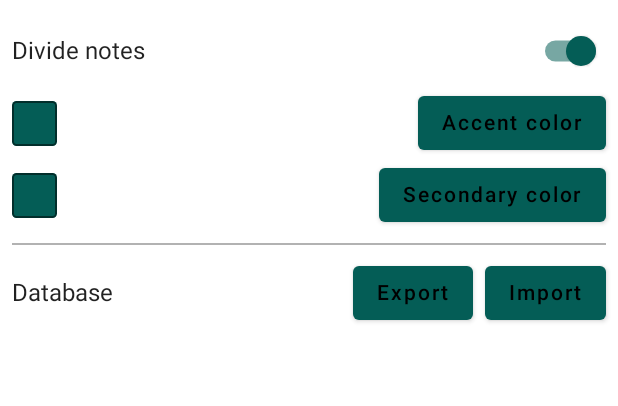
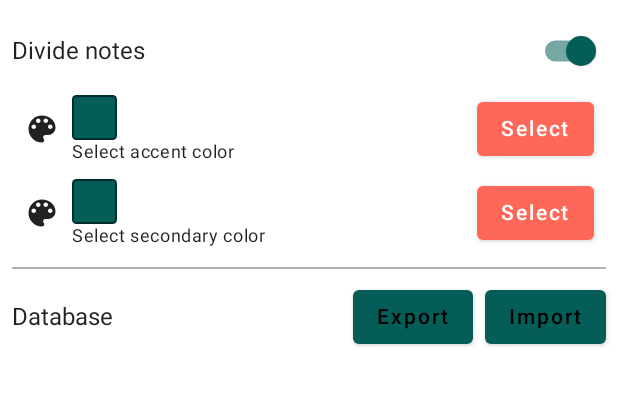
Before and after one commit to anikolsky/Doer, an Android app built with Jetpack Compose: the screen it shows after launch (MainActivity), after a tap on "Settings", on a phone screen of 412 x 824 dp, the part 69-475 px from its top. Run offline under Robolectric (Android 15) with nearby library versions, the phone set to English and light mode, and no system bars; our stand-ins replace Dagger/Hilt's generated code, Room's generated code, accompanist; libraries missing offline, so code that uses them is left out: com.github.skydoves.colorpicker.

Commit message:
changed settings item to reusable composable

```diff
--- a/app/src/main/java/com/omtorney/doer/core/data/RepositoryImpl.kt
+++ b/app/src/main/java/com/omtorney/doer/core/data/RepositoryImpl.kt
@@ -30,7 +30,7 @@ class RepositoryImpl @Inject constructor(
 
     override suspend fun setAccentColor(color: Long) = settingsStore.setAccentColor(color)
 
-    override val getInitialColor = Constants.initialColor
+    override val getInitialColor = Constants.INITIAL_COLOR
 
     override suspend fun setSecondaryColor(color: Long) = settingsStore.setSecondaryColor(color)
 
--- a/app/src/main/java/com/omtorney/doer/notes/presentation/edit/NoteEditViewModel.kt
+++ b/app/src/main/java/com/omtorney/doer/notes/presentation/edit/NoteEditViewModel.kt
@@ -1,9 +1,7 @@
 package com.omtorney.doer.notes.presentation.edit
 
 import androidx.compose.runtime.State
-import androidx.compose.runtime.getValue
 import androidx.compose.runtime.mutableStateOf
-import androidx.compose.runtime.setValue
 import androidx.lifecycle.SavedStateHandle
 import androidx.lifecycle.ViewModel
 import androidx.lifecycle.viewModelScope
@@ -38,13 +36,13 @@ class NoteEditViewModel @Inject constructor(
     val accentColor = settingsUseCases.getAccentColor.invoke().stateIn(
         scope = viewModelScope,
         started = SharingStarted.WhileSubscribed(),
-        initialValue = Constants.initialColor
+        initialValue = Constants.INITIAL_COLOR
     )
 
     val secondaryColor = settingsUseCases.getSecondaryColor.invoke().stateIn(
         scope = viewModelScope,
         started = SharingStarted.WhileSubscribed(),
-        initialValue = Constants.initialColor
+        initialValue = Constants.INITIAL_COLOR
     )
 
     init {
--- a/app/src/main/java/com/omtorney/doer/notes/presentation/home/HomeViewModel.kt
+++ b/app/src/main/java/com/omtorney/doer/notes/presentation/home/HomeViewModel.kt
@@ -32,13 +32,13 @@ class HomeViewModel @Inject constructor(
     val accentColor = settingsUseCases.getAccentColor.invoke().stateIn(
         scope = viewModelScope,
         started = SharingStarted.WhileSubscribed(),
-        initialValue = Constants.initialColor
+        initialValue = Constants.INITIAL_COLOR
     )
 
     val secondaryColor = settingsUseCases.getSecondaryColor.invoke().stateIn(
         scope = viewModelScope,
         started = SharingStarted.WhileSubscribed(),
-        initialValue = Constants.initialColor
+        initialValue = Constants.INITIAL_COLOR
     )
 
     val lineDividerState = settingsUseCases.getLineDivideState.invoke().stateIn(
--- a/app/src/main/java/com/omtorney/doer/notes/util/NotePriority.kt
+++ b/app/src/main/java/com/omtorney/doer/notes/util/NotePriority.kt
@@ -7,8 +7,8 @@ sealed class NotePriority(
     val index: Int = 4,
     val color: Color = Color.Gray
 ) {
-    object High : NotePriority(1, Color(Constants.highPriorityColor))
-    object Medium : NotePriority(2, Color(Constants.mediumPriorityColor))
-    object Low : NotePriority(3, Color(Constants.lowPriorityColor))
+    object High : NotePriority(1, Color(Constants.HIGH_PRIORITY_COLOR))
+    object Medium : NotePriority(2, Color(Constants.MEDIUM_PRIORITY_COLOR))
+    object Low : NotePriority(3, Color(Constants.LOW_PRIORITY_COLOR))
     object No : NotePriority(4, Color.Gray)
 }
--- a/app/src/main/java/com/omtorney/doer/settings/data/SettingsStore.kt
+++ b/app/src/main/java/com/omtorney/doer/settings/data/SettingsStore.kt
@@ -34,7 +34,7 @@ class SettingsStore @Inject constructor(private val context: Context) {
 
     val getAccentColor: Flow<Long> = context.dataStore.data
         .map { preferences ->
-            preferences[ACCENT_COLOR] ?: Constants.initialColor
+            preferences[ACCENT_COLOR] ?: Constants.INITIAL_COLOR
         }
 
     suspend fun setAccentColor(color: Long) {
@@ -45,7 +45,7 @@ class SettingsStore @Inject constructor(private val context: Context) {
 
     val getSecondaryColor: Flow<Long> = context.dataStore.data
         .map { preferences ->
-            preferences[SECONDARY_COLOR] ?: Constants.initialColor
+            preferences[SECONDARY_COLOR] ?: Constants.INITIAL_COLOR
         }
 
     suspend fun setSecondaryColor(color: Long) {
--- a/app/src/main/java/com/omtorney/doer/settings/domain/usecase/GetAccentColor.kt
+++ b/app/src/main/java/com/omtorney/doer/settings/domain/usecase/GetAccentColor.kt
@@ -2,8 +2,11 @@ package com.omtorney.doer.settings.domain.usecase
 
 import com.omtorney.doer.core.domain.Repository
 import kotlinx.coroutines.flow.Flow
+import javax.inject.Inject
 
-class GetAccentColor(private val repository: Repository) {
+class GetAccentColor @Inject constructor(
+    private val repository: Repository
+) {
 
     operator fun invoke(): Flow<Long> {
         return repository.getAccentColor
--- a/app/src/main/java/com/omtorney/doer/settings/domain/usecase/SetAccentColor.kt
+++ b/app/src/main/java/com/omtorney/doer/settings/domain/usecase/SetAccentColor.kt
@@ -1,12 +1,15 @@
 package com.omtorney.doer.settings.domain.usecase
 
+import androidx.compose.ui.graphics.Color
+import androidx.compose.ui.graphics.toArgb
 import com.omtorney.doer.core.domain.Repository
+import javax.inject.Inject
 
-class SetAccentColor(
+class SetAccentColor @Inject constructor(
     private val repository: Repository
 ) {
 
-    suspend operator fun invoke(color: Long) {
-        repository.setAccentColor(color)
+    suspend operator fun invoke(color: Color) {
+        repository.setAccentColor(color.toArgb().toLong())
     }
 }
--- a/app/src/main/java/com/omtorney/doer/settings/domain/usecase/SetSecondaryColor.kt
+++ b/app/src/main/java/com/omtorney/doer/settings/domain/usecase/SetSecondaryColor.kt
@@ -3,8 +3,11 @@ package com.omtorney.doer.settings.domain.usecase
 import androidx.compose.ui.graphics.Color
 import androidx.compose.ui.graphics.toArgb
 import com.omtorney.doer.core.domain.Repository
+import javax.inject.Inject
 
-class SetSecondaryColor(private val repository: Repository) {
+class SetSecondaryColor@Inject constructor(
+    private val repository: Repository
+) {
 
     suspend operator fun invoke(color: Color) {
         repository.setSecondaryColor(color.toArgb().toLong())
--- a/app/src/main/java/com/omtorney/doer/settings/presentation/SettingsScreen.kt
+++ b/app/src/main/java/com/omtorney/doer/settings/presentation/SettingsScreen.kt
@@ -2,6 +2,7 @@ package com.omtorney.doer.settings.presentation
 
 import android.content.res.Configuration.UI_MODE_NIGHT_YES
 import android.widget.Toast
+import androidx.annotation.DrawableRes
 import androidx.compose.foundation.Canvas
 import androidx.compose.foundation.background
 import androidx.compose.foundation.border
@@ -16,6 +17,7 @@ import androidx.compose.ui.Modifier
 import androidx.compose.ui.draw.clip
 import androidx.compose.ui.graphics.Color
 import androidx.compose.ui.platform.LocalContext
+import androidx.compose.ui.res.painterResource
 import androidx.compose.ui.res.stringResource
 import androidx.compose.ui.text.TextStyle
 import androidx.compose.ui.text.font.FontWeight
@@ -25,6 +27,7 @@ import androidx.hilt.navigation.compose.hiltViewModel
 import com.omtorney.doer.R
 import com.omtorney.doer.settings.presentation.components.ColorPickerDialog
 import com.omtorney.doer.core.presentation.theme.DoerTheme
+import com.omtorney.doer.settings.presentation.components.ColorType
 
 @OptIn(ExperimentalMaterialApi::class)
 @Composable
@@ -34,15 +37,14 @@ fun SettingsScreen(
     onClickClose: () -> Unit
 ) {
     val context = LocalContext.current
-    var colorMenuExpanded by remember { mutableStateOf(false) }
     val lineDividerState = viewModel.lineDividerState.collectAsState()
     val accentColor by viewModel.accentColor.collectAsState()
-    val secondaryColor = viewModel.secondaryColor.collectAsState()
+    val secondaryColor by viewModel.secondaryColor.collectAsState()
     var colorPickerOpen by remember { mutableStateOf(false) }
+    var colorType by remember { mutableStateOf<ColorType>(ColorType.Accent) }
 
     val scaffoldState = rememberBottomSheetScaffoldState()
     val coroutineScope = rememberCoroutineScope()
-
 
     BottomSheetScaffold(
         modifier = modifier,
@@ -80,17 +82,49 @@ fun SettingsScreen(
                     checked = lineDividerState.value,
                     onCheckedChange = { viewModel.setLineDividerState(it) }
                 )
-                AccentColorPicker(
-                    color = accentColor,
-                    expanded = colorMenuExpanded,
-                    onClickColorButton = { colorMenuExpanded = true },
-                    onClickDropdownMenuItem = { viewModel.setAccentColor(it) },
-                    onDismissRequest = { colorMenuExpanded = false }
+                /** Accent color */
+                SettingsMenuButton(
+                    icon = R.drawable.round_color,
+                    title = {
+                        Canvas(
+                            modifier = Modifier
+                                .size(30.dp)
+                                .clip(RoundedCornerShape(10))
+                                .border(
+                                    1.dp,
+                                    MaterialTheme.colors.onBackground.copy(alpha = 0.5f),
+                                    RoundedCornerShape(10)
+                                )
+                                .background(color = Color(accentColor))
+                        ) {}
+                    },
+                    subtitle = "Select accent color",
+                    onClick = {
+                        colorPickerOpen = true
+                        colorType = ColorType.Accent
+                    }
                 )
-                SecondaryColorPicker(
-                    accentColor = accentColor,
-                    secondaryColor = secondaryColor.value,
-                    onClickColorButton = { colorPickerOpen = true }
+                /** Secondary color */
+                SettingsMenuButton(
+                    icon = R.drawable.round_color,
+                    title = {
+                        Canvas(
+                            modifier = Modifier
+                                .size(30.dp)
+                                .clip(RoundedCornerShape(10))
+                                .border(
+                                    1.dp,
+                                    MaterialTheme.colors.onBackground.copy(alpha = 0.5f),
+                                    RoundedCornerShape(10)
+                                )
+                                .background(color = Color(secondaryColor))
+                        ) {}
+                    },
+                    subtitle = "Select secondary color",
+                    onClick = {
+                        colorPickerOpen = true
+                        colorType = ColorType.Secondary
+                    }
                 )
                 Divider(
                     modifier = Modifier.padding(vertical = 8.dp),
@@ -110,7 +144,16 @@ fun SettingsScreen(
         if (colorPickerOpen) {
             ColorPickerDialog(
                 accentColor = accentColor,
-                onChooseClick = { viewModel.setSecondaryColor(it) },
+                onChooseClick = { color ->
+                    when (colorType) {
+                        ColorType.Accent -> {
+                            viewModel.setAccentColor(color)
+                        }
+                        ColorType.Secondary -> {
+                            viewModel.setSecondaryColor(color)
+                        }
+                    }
+                },
                 onDismiss = { colorPickerOpen = false }
             )
         }
@@ -118,29 +161,34 @@ fun SettingsScreen(
 }
 
 @Composable
-fun SecondaryColorPicker(
-    accentColor: Long,
-    secondaryColor: Long,
-    onClickColorButton: () -> Unit
+fun SettingsMenuButton(
+    @DrawableRes icon: Int,
+    title: @Composable () -> Unit,
+    subtitle: String,
+    onClick: () -> Unit,
+    modifier: Modifier = Modifier
 ) {
-    Row(verticalAlignment = Alignment.CenterVertically) {
-        Canvas(
+    Row(
+        verticalAlignment = Alignment.CenterVertically,
+        modifier = modifier.padding(horizontal = 8.dp, vertical = 4.dp)
+    ) {
+        Icon(
+            painter = painterResource(id = icon),
+            contentDescription = subtitle
+        )
+        Column(
             modifier = Modifier
-                .size(30.dp)
-                .clip(RoundedCornerShape(10))
-                .border(
-                    1.dp,
-                    MaterialTheme.colors.onBackground.copy(alpha = 0.5f),
-                    RoundedCornerShape(10)
-                )
-                .background(Color(secondaryColor))
-        ) {}
-        Spacer(modifier = Modifier.weight(1f))
+                .weight(1f)
+                .padding(horizontal = 8.dp)
+        ) {
+            title()
+            Text(text = subtitle, style = MaterialTheme.typography.caption)
+        }
         Button(
-            onClick = onClickColorButton,
-            colors = ButtonDefaults.buttonColors(Color(accentColor))
+            onClick = onClick,
+            colors = ButtonDefaults.buttonColors(MaterialTheme.colors.primary)
         ) {
-            Text(text = "Secondary color")
+            Text(text = "Select")
         }
     }
 }
@@ -193,88 +241,6 @@ fun LineDividerSwitcher(
     }
 }
 
-@Composable
-fun AccentColorPicker(
-    color: Long,
-    expanded: Boolean,
-    onClickColorButton: () -> Unit,
-    onClickDropdownMenuItem: (Long) -> Unit,
-    onDismissRequest: () -> Unit
-) {
-    Row(verticalAlignment = Alignment.CenterVertically) {
-        Canvas(
-            modifier = Modifier
-                .size(30.dp)
-                .clip(RoundedCornerShape(10))
-                .border(
-                    1.dp,
-                    MaterialTheme.colors.onBackground.copy(alpha = 0.5f),
-                    RoundedCornerShape(10)
-                )
-                .background(Color(color))
-        ) {}
-        Spacer(modifier = Modifier.weight(1f))
-        Box {
-            Button(
-                onClick = onClickColorButton,
-                colors = ButtonDefaults.buttonColors(Color(color))
-            ) {
-                Text(text = "Accent color")
-            }
-            DropdownMenu(
-                expanded = expanded,
-                onDismissRequest = onDismissRequest
-            ) {
-                DropdownMenuItem(
-                    onClick = {
-                        onClickDropdownMenuItem(0xFF4D4D5A)
-                        onDismissRequest()
-                    },
-                    modifier = Modifier.background(Color(0xFF33333D))
-                ) {
-                    Text(text = "Grey")
-                }
-                DropdownMenuItem(
-                    onClick = {
-                        onClickDropdownMenuItem(0xFFFFCF44)
-                        onDismissRequest()
-                    },
-                    modifier = Modifier.background(Color(0xFFFFCF44))
-                ) {
-                    Text(text = "Yellow")
-                }
-                DropdownMenuItem(
-                    onClick = {
-                        onClickDropdownMenuItem(0xFFFF6859)
-                        onDismissRequest()
-                    },
-                    modifier = Modifier.background(Color(0xFFFF6859))
-                ) {
-                    Text(text = "Orange")
-                }
-                DropdownMenuItem(
-                    onClick = {
-                        onClickDropdownMenuItem(0xFF045D56)
-                        onDismissRequest()
-                    },
-                    modifier = Modifier.background(Color(0xFF045D56))
-                ) {
-                    Text(text = "Dark Green")
-                }
-                DropdownMenuItem(
-                    onClick = {
-                        onClickDropdownMenuItem(0xFF173d96)
-                        onDismissRequest()
-                    },
-                    modifier = Modifier.background(Color(0xFF173d96))
-                ) {
-                    Text(text = "Dark Blue")
-                }
-            }
-        }
-    }
-}
-
 @Preview(showBackground = true, widthDp = 320, uiMode = UI_MODE_NIGHT_YES)
 @Composable
 fun SettingsScreenPreview() {
--- a/app/src/main/java/com/omtorney/doer/settings/presentation/SettingsViewModel.kt
+++ b/app/src/main/java/com/omtorney/doer/settings/presentation/SettingsViewModel.kt
@@ -30,13 +30,13 @@ class SettingsViewModel @Inject constructor(
     val accentColor = settingsUseCases.getAccentColor.invoke().stateIn(
         scope = viewModelScope,
         started = SharingStarted.WhileSubscribed(),
-        initialValue = Constants.initialColor
+        initialValue = Constants.INITIAL_COLOR
     )
 
     val secondaryColor = settingsUseCases.getSecondaryColor.invoke().stateIn(
         scope = viewModelScope,
         started = SharingStarted.WhileSubscribed(),
-        initialValue = Constants.initialColor
+        initialValue = Constants.INITIAL_COLOR
     )
 
     val lineDividerState = settingsUseCases.getLineDivideState.invoke().stateIn(
@@ -49,7 +49,7 @@ class SettingsViewModel @Inject constructor(
         settingsUseCases.setLineDivideState(state)
     }
 
-    fun setAccentColor(color: Long) = viewModelScope.launch {
+    fun setAccentColor(color: Color) = viewModelScope.launch {
         settingsUseCases.setAccentColor(color)
     }
 
--- a/app/src/main/java/com/omtorney/doer/settings/presentation/components/ColorPickerDialog.kt
+++ b/app/src/main/java/com/omtorney/doer/settings/presentation/components/ColorPickerDialog.kt
@@ -92,3 +92,8 @@ fun ColorPickerDialog(
         }
     }
 }
+
+sealed class ColorType {
+    object Accent : ColorType()
+    object Secondary : ColorType()
+}
--- /dev/null
+++ b/app/src/main/res/drawable/round_color.xml
@@ -0,0 +1,5 @@
+<vector android:height="24dp" android:tint="#000000"
+    android:viewportHeight="24" android:viewportWidth="24"
+    android:width="24dp" xmlns:android="http://schemas.android.com/apk/res/android">
+    <path android:fillColor="@android:color/white" android:pathData="M12,3c-4.97,0 -9,4.03 -9,9s4.03,9 9,9c0.83,0 1.5,-0.67 1.5,-1.5 0,-0.39 -0.15,-0.74 -0.39,-1.01 -0.23,-0.26 -0.38,-0.61 -0.38,-0.99 0,-0.83 0.67,-1.5 1.5,-1.5L16,16c2.76,0 5,-2.24 5,-5 0,-4.42 -4.03,-8 -9,-8zM6.5,12c-0.83,0 -1.5,-0.67 -1.5,-1.5S5.67,9 6.5,9 8,9.67 8,10.5 7.33,12 6.5,12zM9.5,8C8.67,8 8,7.33 8,6.5S8.67,5 9.5,5s1.5,0.67 1.5,1.5S10.33,8 9.5,8zM14.5,8c-0.83,0 -1.5,-0.67 -1.5,-1.5S13.67,5 14.5,5s1.5,0.67 1.5,1.5S15.33,8 14.5,8zM17.5,12c-0.83,0 -1.5,-0.67 -1.5,-1.5S16.67,9 17.5,9s1.5,0.67 1.5,1.5 -0.67,1.5 -1.5,1.5z"/>
+</vector>
--- a/build.gradle
+++ b/build.gradle
@@ -10,8 +10,8 @@ buildscript {
 }
 
 plugins {
-    id 'com.android.application' version '7.4.0' apply false
-    id 'com.android.library' version '7.4.0' apply false
+    id 'com.android.application' version '7.4.1' apply false
+    id 'com.android.library' version '7.4.1' apply false
     id 'org.jetbrains.kotlin.android' version '1.7.20' apply false
     id 'com.google.dagger.hilt.android' version "$hilt_version" apply false
 }
```
Also changed, not shown: app/src/main/java/com/omtorney/doer/core/util/Constants.kt (+5 -5 lines).
